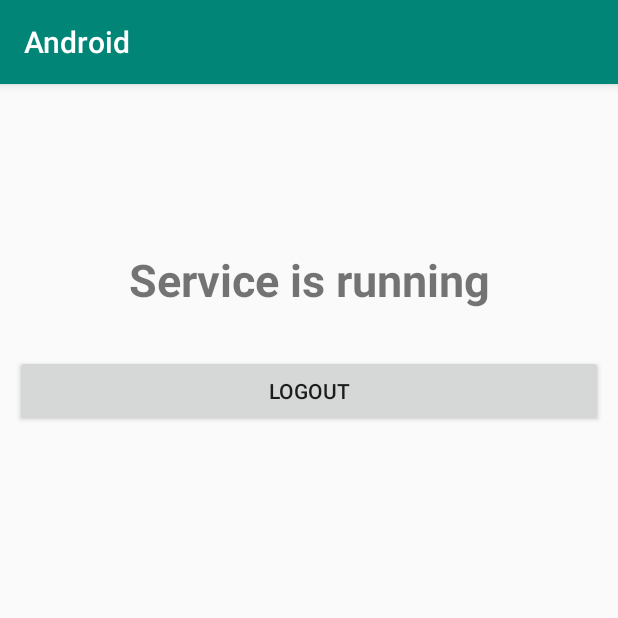
After one commit to duc010298/GPS_Tracking, an Android app: the LoginSuccessActivity screen opened directly, with no data from a screen before it, on a phone screen of 412 x 824 dp, the top half of it. The commit adds this screen. Run offline under Robolectric (Android 15) with nearby library versions, the phone set to English and light mode, and no system bars.

Commit message:
android login success activity

```diff
--- /dev/null
+++ b/android_client/app/src/main/java/com/github/duc010298/android/LoginSuccessActivity.java
@@ -0,0 +1,28 @@
+package com.github.duc010298.android;
+
+import android.content.Intent;
+import android.content.SharedPreferences;
+import android.support.v7.app.AppCompatActivity;
+import android.os.Bundle;
+import android.view.View;
+
+public class LoginSuccessActivity extends AppCompatActivity {
+
+    @Override
+    protected void onCreate(Bundle savedInstanceState) {
+        super.onCreate(savedInstanceState);
+        setContentView(R.layout.activity_login_success);
+    }
+
+    public void doLogout(View view) {
+        SharedPreferences pre = getSharedPreferences("SecretToken", MODE_PRIVATE);
+        SharedPreferences.Editor edit = pre.edit();
+        edit.putString("token", "");
+        edit.apply();
+
+        //TODO stop service here
+
+        Intent intent = new Intent(this, MainActivity.class);
+        startActivity(intent);
+    }
+}
--- /dev/null
+++ b/android_client/app/src/main/res/layout/activity_login_success.xml
@@ -0,0 +1,42 @@
+<?xml version="1.0" encoding="utf-8"?>
+<android.support.constraint.ConstraintLayout xmlns:android="http://schemas.android.com/apk/res/android"
+    xmlns:app="http://schemas.android.com/apk/res-auto"
+    xmlns:tools="http://schemas.android.com/tools"
+    android:layout_width="match_parent"
+    android:layout_height="match_parent"
+    tools:context=".LoginSuccessActivity">
+
+    <ScrollView
+        android:layout_width="match_parent"
+        android:layout_height="match_parent">
+
+        <LinearLayout
+            android:layout_width="match_parent"
+            android:layout_height="match_parent"
+            android:orientation="vertical">
+
+            <TextView
+                android:layout_width="match_parent"
+                android:layout_height="wrap_content"
+                android:layout_marginLeft="10dp"
+                android:layout_marginTop="110dp"
+                android:layout_marginRight="10dp"
+                android:gravity="center"
+                android:text="Service is running"
+                android:textSize="30dp"
+                android:textStyle="bold" />
+
+            <Button
+                android:id="@+id/btnLogout"
+                android:layout_width="match_parent"
+                android:layout_height="wrap_content"
+                android:layout_marginLeft="10dp"
+                android:layout_marginTop="30dp"
+                android:layout_marginRight="10dp"
+                android:layout_weight="1"
+                android:onClick="doLogout"
+                android:text="Logout" />
+        </LinearLayout>
+    </ScrollView>
+
+</android.support.constraint.ConstraintLayout>
```
Also changed, not shown: android_client/app/src/main/AndroidManifest.xml (+5 -3 lines), android_client/app/src/main/java/com/github/duc010298/android/MainActivity.java (+15 -2 lines).
